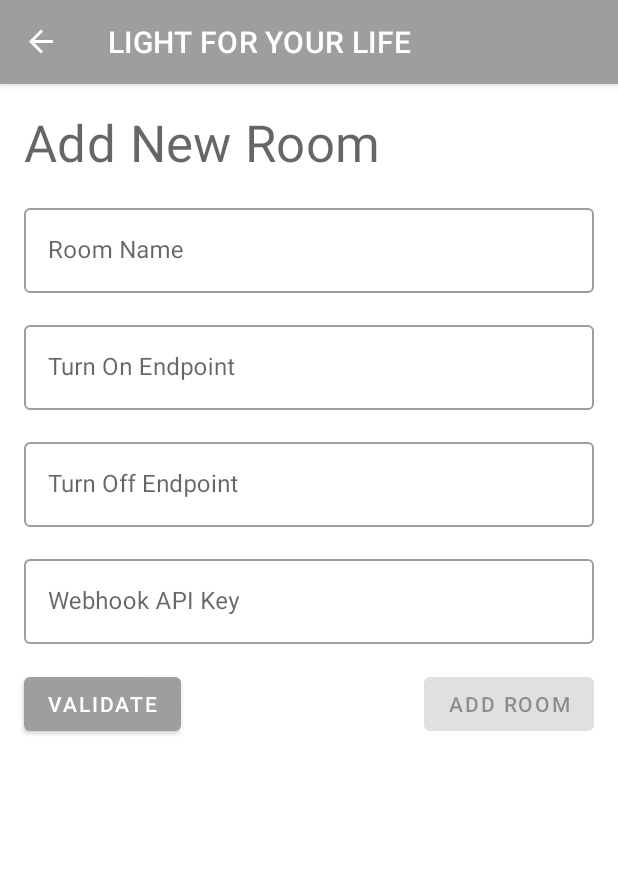
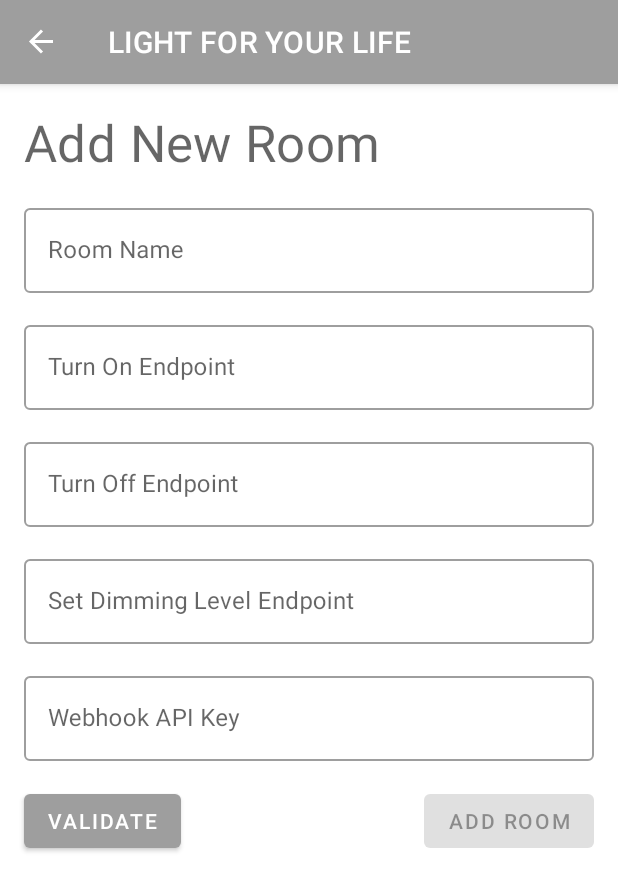
Before and after one commit to caseymorris61/orroifttt, an Android app: the SwitchAddRoomFragment screen opened through its navigation route, on a phone screen of 412 x 824 dp. Shown: the top 891 px of the screen. Run offline under Robolectric (Android 15) with nearby library versions, the phone set to English and light mode, and no system bars; our stand-ins replace Room's generated code, data binding, navigation-ui; 2 statements that could not run were skipped.

Commit message:
Add set endpoint to fragments and view. All working as expected

```diff
--- a/app/src/main/java/com/caseytmorris/orroifttt/switchaddroom/SwitchAddRoomViewModel.kt
+++ b/app/src/main/java/com/caseytmorris/orroifttt/switchaddroom/SwitchAddRoomViewModel.kt
@@ -24,6 +24,7 @@ open class SwitchViewModel(application: Application) : AndroidViewModel(applicat
     val roomName = MutableLiveData<String>()
     val turnOnKey = MutableLiveData<String>()
     val turnOffKey = MutableLiveData<String>()
+    val setLevelKey = MutableLiveData<String>()
 
     val _webhookApiKeyLiveData = MutableLiveData<String>()
     val webhookApiKeyLiveData : LiveData<String>
@@ -104,6 +105,7 @@ class SwitchAddRoomViewModel  (
             rc.roomName = roomName?.value ?: "invalid"
             rc.turnOnWebhook = turnOnKey?.value ?: "invalid"
             rc.turnOffWebhook = turnOffKey?.value ?: "invalid"
+            rc.setWebhook = setLevelKey?.value ?: "invalid"
             rc.webhookApiKey = _webhookApiKeyLiveData?.value ?: defaultStringApiKey
             insertRoom(rc)
 
--- a/app/src/main/java/com/caseytmorris/orroifttt/switcheditroom/SwitchEditRoomViewModel.kt
+++ b/app/src/main/java/com/caseytmorris/orroifttt/switcheditroom/SwitchEditRoomViewModel.kt
@@ -24,6 +24,7 @@ class SwitchEditRoomViewModel (
             roomName.value = rc.roomName
             turnOnKey.value = rc.turnOnWebhook
             turnOffKey.value = rc.turnOffWebhook
+            setLevelKey.value = rc.setWebhook
             _webhookApiKeyLiveData.value = rc.webhookApiKey
         }
     }
@@ -35,6 +36,7 @@ class SwitchEditRoomViewModel (
             rc.turnOnWebhook = turnOnKey?.value ?: "invalid"
             rc.turnOffWebhook = turnOffKey?.value ?: "invalid"
             rc.webhookApiKey = _webhookApiKeyLiveData?.value ?: defaultStringApiKey
+            rc.setWebhook = setLevelKey?.value ?: "invalid"
             updateRoom(rc)
 
             //navigate back
--- a/app/src/main/res/layout/fragment_switch_add_room.xml
+++ b/app/src/main/res/layout/fragment_switch_add_room.xml
@@ -94,6 +94,27 @@
             </com.google.android.material.textfield.TextInputLayout>
 
             <com.google.android.material.textfield.TextInputLayout
+                android:id="@+id/editText_set_dim_level_key"
+                android:layout_width="match_parent"
+                android:layout_height="wrap_content"
+                android:layout_marginStart="16dp"
+                android:layout_marginTop="16dp"
+                android:layout_marginEnd="16dp"
+                android:ems="10"
+                android:inputType="text"
+                android:hint="@string/set_dimming_level_hint"
+                app:layout_constraintStart_toStartOf="parent"
+                style="@style/Widget.MaterialComponents.TextInputLayout.OutlinedBox"
+                app:layout_constraintTop_toBottomOf="@id/editText_turnoff_key" >
+
+                <com.google.android.material.textfield.TextInputEditText
+                    android:layout_width="match_parent"
+                    android:layout_height="wrap_content"
+                    android:text="@={viewModel.setLevelKey}"
+                    />
+            </com.google.android.material.textfield.TextInputLayout>
+
+            <com.google.android.material.textfield.TextInputLayout
                 android:id="@+id/editText_webhook"
                 android:layout_width="match_parent"
                 android:layout_height="wrap_content"
@@ -105,7 +126,7 @@
                 android:hint="@string/add_webhook_key_hint"
                 style="@style/Widget.MaterialComponents.TextInputLayout.OutlinedBox"
                 app:layout_constraintStart_toStartOf="parent"
-                app:layout_constraintTop_toBottomOf="@id/editText_turnoff_key" >
+                app:layout_constraintTop_toBottomOf="@id/editText_set_dim_level_key" >
 
                 <com.google.android.material.textfield.TextInputEditText
                     android:layout_width="match_parent"
--- a/app/src/main/res/values/strings.xml
+++ b/app/src/main/res/values/strings.xml
@@ -22,4 +22,5 @@
     <string name="save_text">Save</string>
     <string name="validate_string">Validate</string>
     <string name="configure_home_string">Get started by creating IFTTT Applets using Webhooks and Orro!</string>
+    <string name="set_dimming_level_hint">Set Dimming Level Endpoint</string>
 </resources>
```
Also changed, not shown: app/src/main/java/com/caseytmorris/orroifttt/switchcontrol/SwitchControlAdapter.kt (+4 -3 lines), app/src/main/res/layout/fragment_switch_edit_room.xml (+22 -1 lines).
